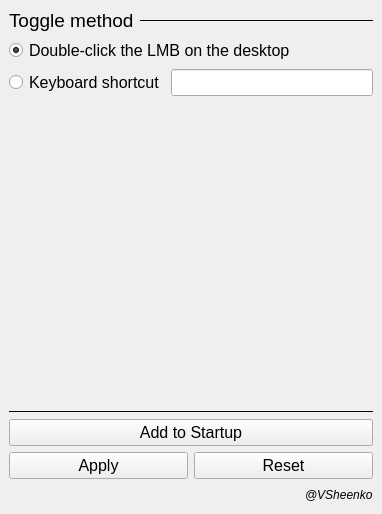
The window that forms/SettingsWindow.ui (VSheenko/IconToggle) describes before a commit, drawn with Qt 5.
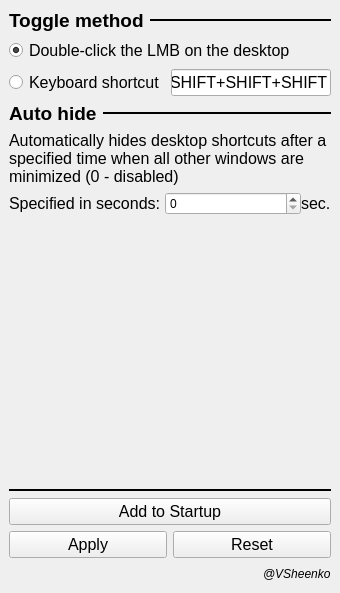
The same window after the commit.

```diff
--- a/forms/SettingsWindow.ui
+++ b/forms/SettingsWindow.ui
@@ -6,14 +6,20 @@
    <rect>
     <x>0</x>
     <y>0</y>
-    <width>382</width>
-    <height>514</height>
+    <width>340</width>
+    <height>593</height>
    </rect>
   </property>
+  <property name="minimumSize">
+   <size>
+    <width>340</width>
+    <height>593</height>
+   </size>
+  </property>
   <property name="maximumSize">
    <size>
-    <width>382</width>
-    <height>514</height>
+    <width>329</width>
+    <height>593</height>
    </size>
   </property>
   <property name="windowTitle">
@@ -36,6 +42,7 @@
           <property name="font">
            <font>
             <pointsize>14</pointsize>
+            <bold>true</bold>
            </font>
           </property>
           <property name="text">
@@ -54,11 +61,16 @@
             <verstretch>0</verstretch>
            </sizepolicy>
           </property>
+          <property name="font">
+           <font>
+            <bold>true</bold>
+           </font>
+          </property>
           <property name="frameShadow">
            <enum>QFrame::Shadow::Plain</enum>
           </property>
           <property name="lineWidth">
-           <number>1</number>
+           <number>2</number>
           </property>
           <property name="midLineWidth">
            <number>0</number>
@@ -106,6 +118,198 @@
             <pointsize>12</pointsize>
            </font>
           </property>
+          <property name="text">
+           <string>SHIFT+SHIFT+SHIFT</string>
+          </property>
+         </widget>
+        </item>
+       </layout>
+      </item>
+     </layout>
+    </item>
+    <item>
+     <layout class="QVBoxLayout" name="verticalLayout_3">
+      <item>
+       <layout class="QHBoxLayout" name="horizontalLayout_6">
+        <item>
+         <widget class="QLabel" name="label_3">
+          <property name="sizePolicy">
+           <sizepolicy hsizetype="Fixed" vsizetype="Minimum">
+            <horstretch>0</horstretch>
+            <verstretch>0</verstretch>
+           </sizepolicy>
+          </property>
+          <property name="font">
+           <font>
+            <pointsize>14</pointsize>
+            <bold>true</bold>
+           </font>
+          </property>
+          <property name="lineWidth">
+           <number>2</number>
+          </property>
+          <property name="text">
+           <string>Auto hide</string>
+          </property>
+          <property name="alignment">
+           <set>Qt::AlignmentFlag::AlignLeading|Qt::AlignmentFlag::AlignLeft|Qt::AlignmentFlag::AlignVCenter</set>
+          </property>
+         </widget>
+        </item>
+        <item>
+         <widget class="Line" name="line_5">
+          <property name="sizePolicy">
+           <sizepolicy hsizetype="Minimum" vsizetype="Fixed">
+            <horstretch>0</horstretch>
+            <verstretch>0</verstretch>
+           </sizepolicy>
+          </property>
+          <property name="font">
+           <font>
+            <bold>true</bold>
+            <kerning>true</kerning>
+           </font>
+          </property>
+          <property name="frameShadow">
+           <enum>QFrame::Shadow::Plain</enum>
+          </property>
+          <property name="lineWidth">
+           <number>2</number>
+          </property>
+          <property name="midLineWidth">
+           <number>0</number>
+          </property>
+          <property name="orientation">
+           <enum>Qt::Orientation::Horizontal</enum>
+          </property>
+         </widget>
+        </item>
+       </layout>
+      </item>
+      <item>
+       <widget class="QLabel" name="label_7">
+        <property name="sizePolicy">
+         <sizepolicy hsizetype="Expanding" vsizetype="Minimum">
+          <horstretch>0</horstretch>
+          <verstretch>0</verstretch>
+         </sizepolicy>
+        </property>
+        <property name="minimumSize">
+         <size>
+          <width>0</width>
+          <height>0</height>
+         </size>
+        </property>
+        <property name="font">
+         <font>
+          <pointsize>12</pointsize>
+         </font>
+        </property>
+        <property name="text">
+         <string>Automatically hides desktop shortcuts after a specified time when all other windows are minimized (0 - disabled)</string>
+        </property>
+        <property name="scaledContents">
+         <bool>false</bool>
+        </property>
+        <property name="wordWrap">
+         <bool>true</bool>
+        </property>
+        <property name="margin">
+         <number>0</number>
+        </property>
+        <property name="indent">
+         <number>-1</number>
+        </property>
+       </widget>
+      </item>
+      <item>
+       <layout class="QHBoxLayout" name="horizontalLayout_8">
+        <property name="spacing">
+         <number>0</number>
+        </property>
+        <property name="topMargin">
+         <number>0</number>
+        </property>
+        <property name="rightMargin">
+         <number>0</number>
+        </property>
+        <property name="bottomMargin">
+         <number>0</number>
+        </property>
+        <item>
+         <widget class="QLabel" name="label_5">
+          <property name="sizePolicy">
+           <sizepolicy hsizetype="Expanding" vsizetype="Minimum">
+            <horstretch>0</horstretch>
+            <verstretch>0</verstretch>
+           </sizepolicy>
+          </property>
+          <property name="minimumSize">
+           <size>
+            <width>0</width>
+            <height>0</height>
+           </size>
+          </property>
+          <property name="font">
+           <font>
+            <pointsize>12</pointsize>
+           </font>
+          </property>
+          <property name="frameShape">
+           <enum>QFrame::Shape::NoFrame</enum>
+          </property>
+          <property name="text">
+           <string>Specified in seconds: </string>
+          </property>
+          <property name="wordWrap">
+           <bool>true</bool>
+          </property>
+          <property name="margin">
+           <number>0</number>
+          </property>
+          <property name="indent">
+           <number>-1</number>
+          </property>
+         </widget>
+        </item>
+        <item>
+         <widget class="QSpinBox" name="spinBox">
+          <property name="sizePolicy">
+           <sizepolicy hsizetype="Expanding" vsizetype="Maximum">
+            <horstretch>0</horstretch>
+            <verstretch>0</verstretch>
+           </sizepolicy>
+          </property>
+          <property name="minimumSize">
+           <size>
+            <width>120</width>
+            <height>0</height>
+           </size>
+          </property>
+          <property name="cursor">
+           <cursorShape>PointingHandCursor</cursorShape>
+          </property>
+          <property name="alignment">
+           <set>Qt::AlignmentFlag::AlignLeading|Qt::AlignmentFlag::AlignLeft|Qt::AlignmentFlag::AlignVCenter</set>
+          </property>
+          <property name="maximum">
+           <number>180000</number>
+          </property>
+         </widget>
+        </item>
+        <item>
+         <widget class="QLabel" name="label_6">
+          <property name="font">
+           <font>
+            <pointsize>12</pointsize>
+           </font>
+          </property>
+          <property name="text">
+           <string>sec.</string>
+          </property>
+          <property name="margin">
+           <number>2</number>
+          </property>
          </widget>
         </item>
        </layout>
@@ -127,11 +331,16 @@
     </item>
     <item>
      <widget class="Line" name="line_2">
+      <property name="font">
+       <font>
+        <bold>true</bold>
+       </font>
+      </property>
       <property name="frameShadow">
        <enum>QFrame::Shadow::Plain</enum>
       </property>
       <property name="lineWidth">
-       <number>1</number>
+       <number>2</number>
       </property>
       <property name="orientation">
        <enum>Qt::Orientation::Horizontal</enum>
```
Left out of the diff: 15 changed lines with no effect on the pictures.
